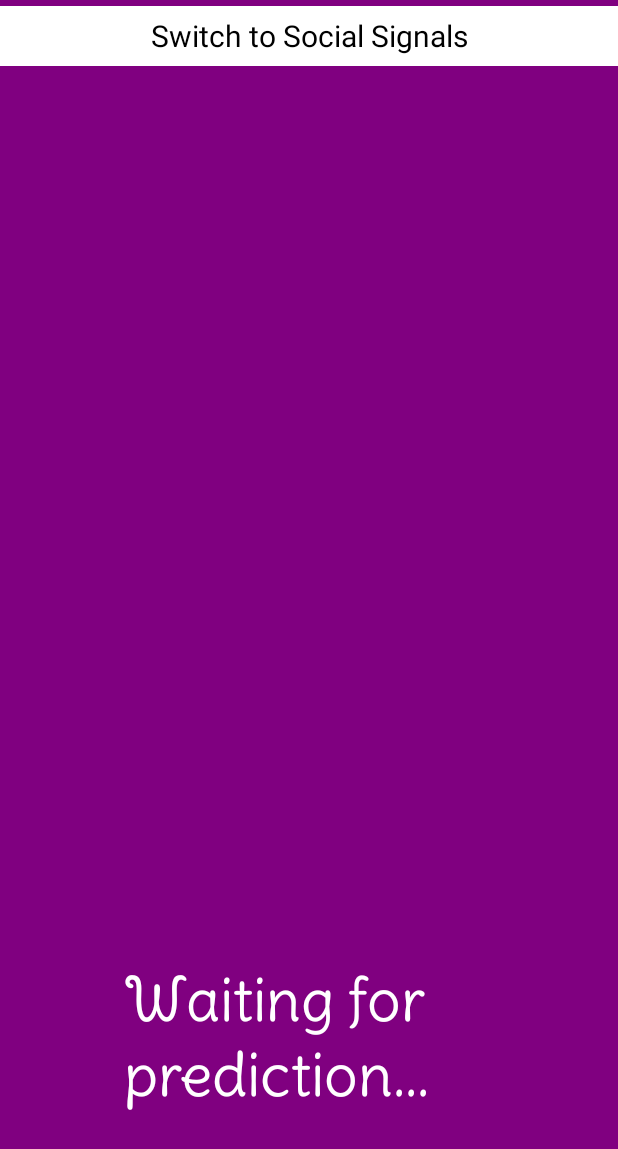
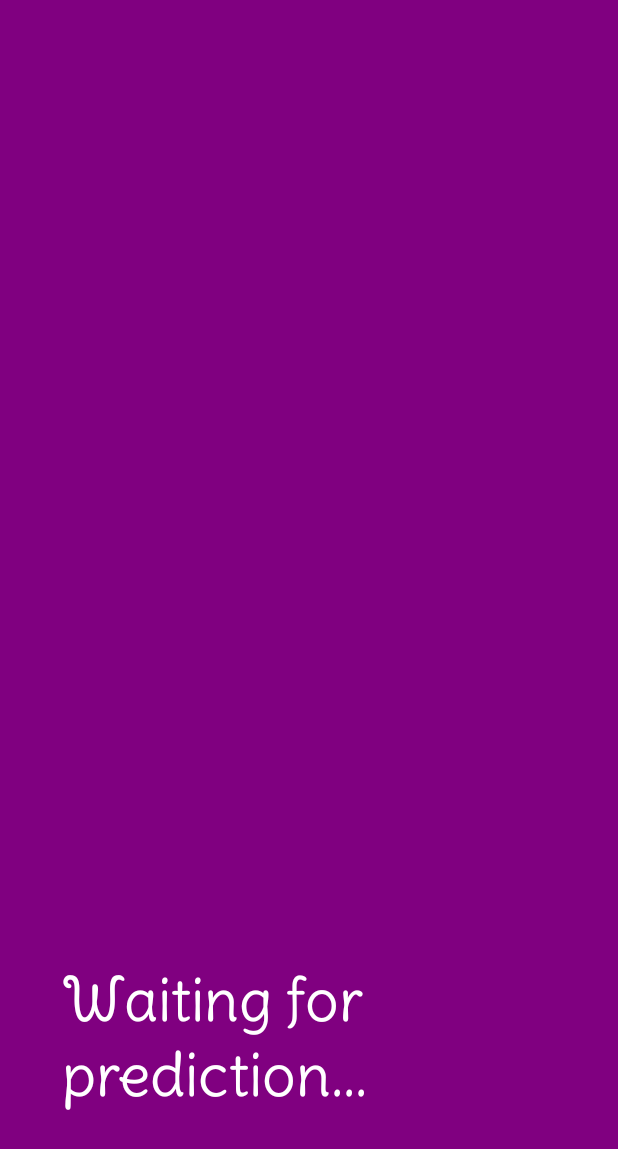
Before and after one commit to jackcamerontaylor/Human-Activity-Recognition-App, an Android app built with Jetpack Compose: the LiveDataActivity screen opened directly, with no data from a screen before it, on a phone screen of 412 x 824 dp. Shown: the top 1149 px of the screen. Run offline under Robolectric (Android 15) with nearby library versions, the phone set to English and light mode, and no system bars; our stand-ins replace Room's generated code, livedata-compose; libraries missing offline, so code that uses them is left out: org.tensorflow.lite; 1 statement that could not run was skipped.

Commit message:
Slight usability tweaks

```diff
--- a/app/src/main/java/com/specknet/pdiotapp/live/LiveDataActivity.kt
+++ b/app/src/main/java/com/specknet/pdiotapp/live/LiveDataActivity.kt
@@ -152,7 +152,8 @@ class LiveDataActivity : ComponentActivity() {
         Box(
             modifier = Modifier
                 .fillMaxSize()
-                .background(backgroundColour)
+                .background(backgroundColour),
+            contentAlignment = Alignment.Center
         ) {
             TopBox(predictedActivity)
         }
@@ -174,38 +175,11 @@ class LiveDataActivity : ComponentActivity() {
             "Descending Stairs" -> R.drawable.descending_stairs
             else -> null  // Default image
         }
-        Column(
-            modifier = Modifier.fillMaxSize(),
-            horizontalAlignment = Alignment.CenterHorizontally
-        ) {
-            Button(
-                onClick = {
-                    val intent = Intent(
-                        context,
-                        SocialSignalsActivity::class.java
-                    ) // Create an Intent to start LiveDataActivity
-                    context.startActivity(intent) // Start the activity
-                },
-                colors = ButtonDefaults.buttonColors(
-                    containerColor = Color.White,
-                    contentColor = Color.Black
-                ),
-                shape = RectangleShape,
-                modifier = Modifier
-                    .fillMaxWidth()
-            ) {
-                Text(
-                    text = "Switch to Social Signals",
-                    style = TextStyle(
-                        fontSize = 20.sp// Adjust size as needed
-                    )
-                )
-            }
         Box(
             modifier = Modifier
                 .fillMaxWidth(0.8f)
-                    .fillMaxHeight()
-
+                .fillMaxHeight(),
+            contentAlignment = Alignment.Center
         ) {
 
             imageResId?.let {
@@ -214,8 +188,7 @@ class LiveDataActivity : ComponentActivity() {
                     contentDescription = "Description of the image",
                     modifier = Modifier
                         .align(Alignment.Center) // Center the image in the Box
-                            .offset(screenWidth * 0.1f)
-
+                        .fillMaxWidth()
 
                 )
             } ?: run {}
@@ -227,11 +200,11 @@ class LiveDataActivity : ComponentActivity() {
                     fontSize = 40.sp// Adjust size as needed
                 ),
                 modifier = Modifier
-                        .offset(x = screenWidth * 0.1f, y = -screenHeight * 0.1f)
+                    .offset(y = -screenHeight * 0.1f)
                     .align(Alignment.BottomCenter)
             )
         }
-        }
+
     }
 
     // NEW CODE HERE
```
Also changed, not shown: app/src/main/java/com/specknet/pdiotapp/MainActivity.kt (+28 -2 lines), app/src/main/java/com/specknet/pdiotapp/live/SocialSignalsActivity.kt (+2 -29 lines). Lines whose indentation alone changed are shown as unchanged.
